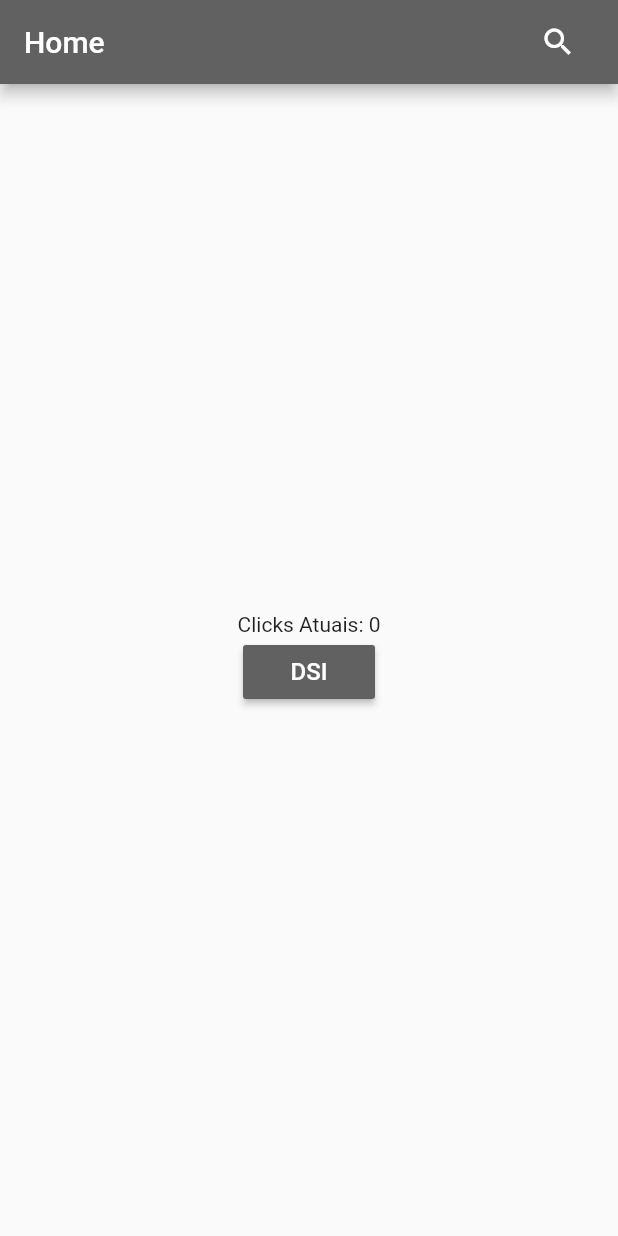
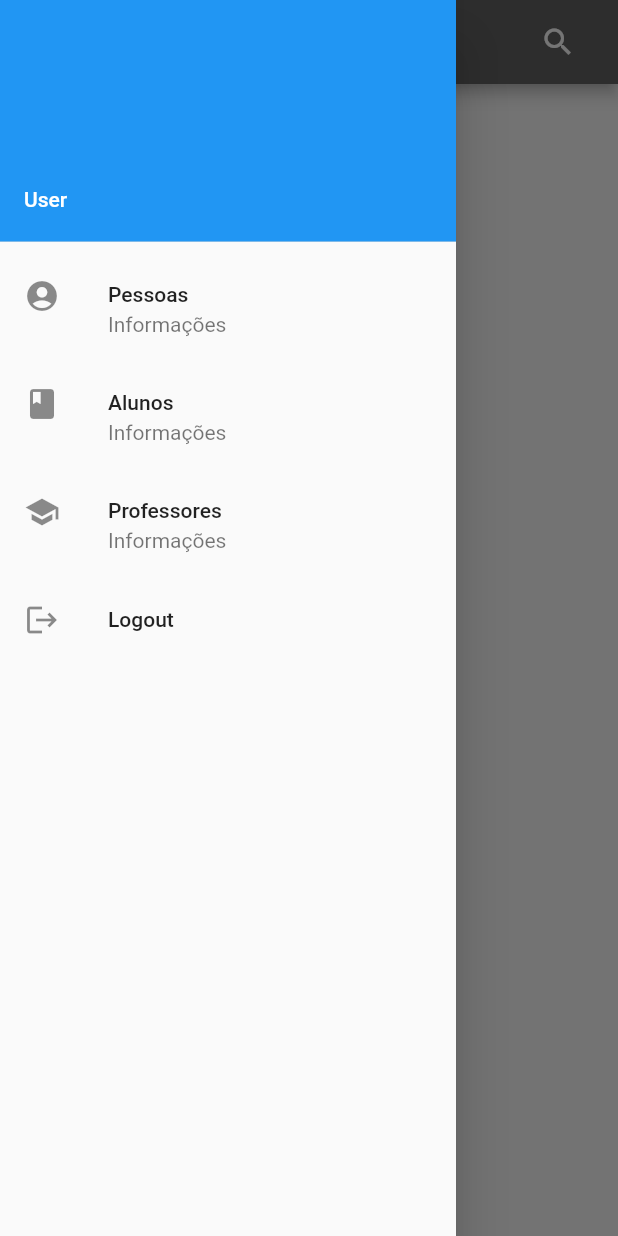
Before and after one commit to rodrigobrochardt/dsi, a Flutter app: the HomePage screen opened by its route, with the side drawer open (before the commit the screen has no drawer), on a phone screen of 412 x 824 dp. Run offline on Flutter 3.47's test engine with Material 2 defaults, Android fonts, the phone set to English and light mode, and no system bars.

```diff
--- a/lib/app_widget.dart
+++ b/lib/app_widget.dart
@@ -30,4 +30,42 @@ class DSIApp extends StatelessWidget {
   }
 }
 
+Widget menu_bar(context) {
+  //barra de menu
+  return (Drawer(
+    child: Column(
+      children: [
+        UserAccountsDrawerHeader(
+          accountName: Text("User"),
+        ),
+        ListTile(
+          leading: Icon(Icons.account_circle),
+          title: Text('Pessoas'),
+          subtitle: Text("Informações"),
+          onTap: () {},
+        ),
+        ListTile(
+          leading: Icon(Icons.book),
+          title: Text('Alunos'),
+          subtitle: Text("Informações"),
+          onTap: () {},
+        ),
+        ListTile(
+          leading: Icon(Icons.school),
+          title: Text('Professores'),
+          subtitle: Text("Informações"),
+          onTap: () {},
+        ),
+        ListTile(
+          leading: Icon(Icons.logout),
+          title: Text('Logout'),
+          onTap: () {
+            Navigator.of(context).pushReplacementNamed('Login');
+          },
+        ),
+      ],
+    ),
+  ));
+}
+
 class ForgotPasswordPage {}
--- a/lib/home_page.dart
+++ b/lib/home_page.dart
@@ -1,5 +1,6 @@
 import 'package:flutter/material.dart';
 
+import 'app_widget.dart';
 import 'dsi_page.dart';
 
 class HomePage extends StatefulWidget {
@@ -28,8 +29,9 @@ class _HomePageState extends State<HomePage> {
   @override
   Widget build(BuildContext context) {
     return Scaffold(
+      drawer: menu_bar(context),
       appBar: AppBar(
-        automaticallyImplyLeading: false,
+        automaticallyImplyLeading: true,
         title: Row(
           mainAxisAlignment: MainAxisAlignment.spaceBetween,
           children: [
```
